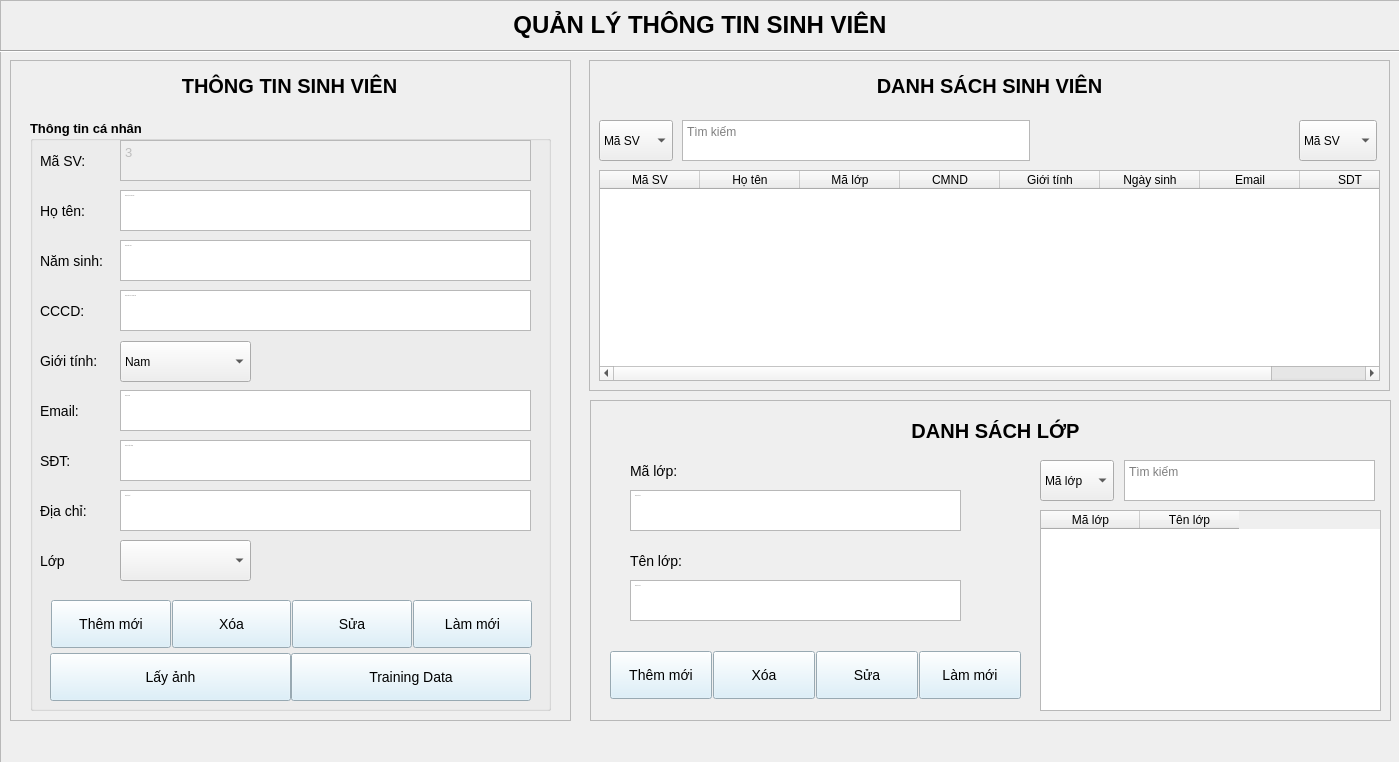
This is ui/student.ui in phuc297/student-attendance-management-system as Qt 5 draws it before an edit. The edited form follows.
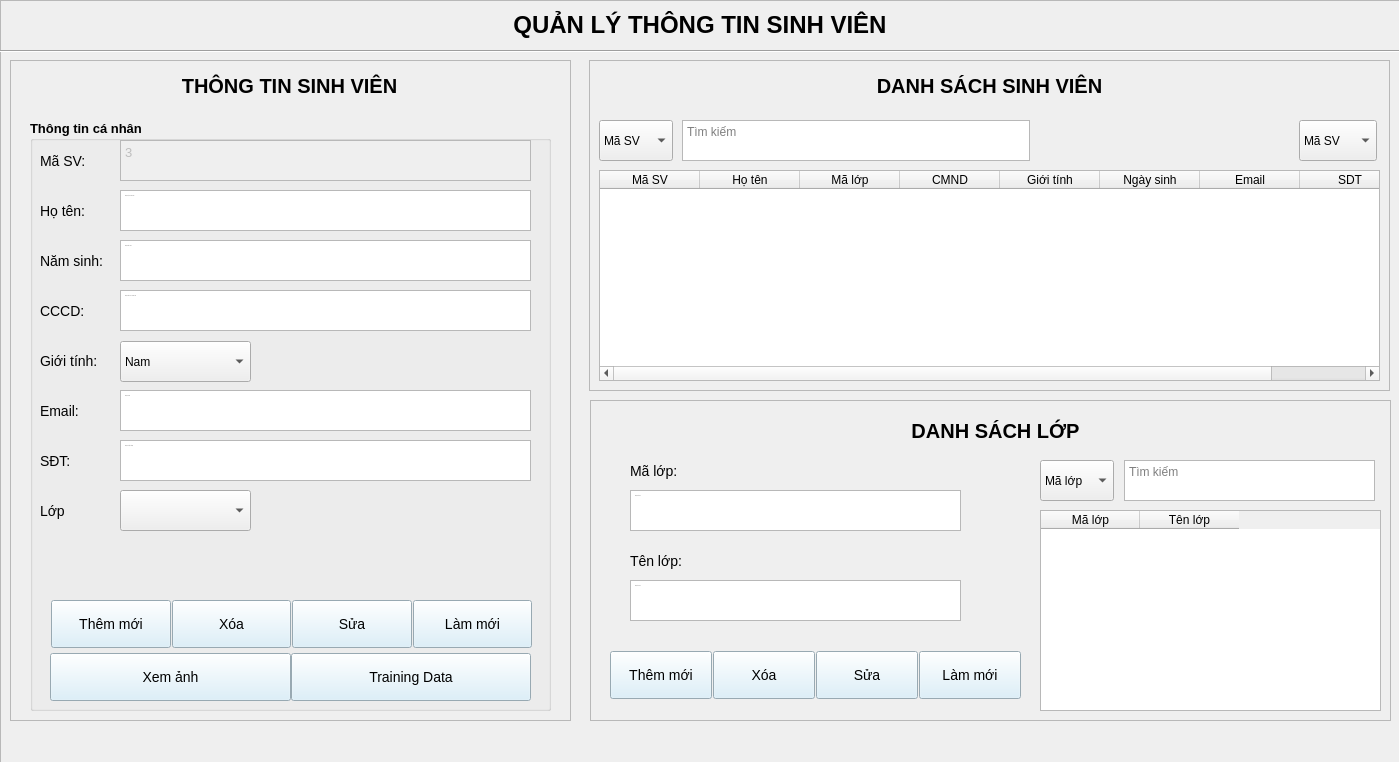
This is the edited form. Icons and pictures are not drawn.

Diff of the .ui file:
```diff
--- a/ui/student.ui
+++ b/ui/student.ui
@@ -355,47 +355,11 @@
        <string>Nhập số điện thoại</string>
       </property>
      </widget>
-     <widget class="QLabel" name="lb_diachi">
-      <property name="geometry">
-       <rect>
-        <x>10</x>
-        <y>370</y>
-        <width>71</width>
-        <height>41</height>
-       </rect>
-      </property>
-      <property name="font">
-       <font>
-        <pointsize>-1</pointsize>
-       </font>
-      </property>
-      <property name="text">
-       <string>Địa chỉ:</string>
-      </property>
-     </widget>
-     <widget class="QTextEdit" name="txt_diachi">
-      <property name="geometry">
-       <rect>
-        <x>90</x>
-        <y>370</y>
-        <width>411</width>
-        <height>41</height>
-       </rect>
-      </property>
-      <property name="font">
-       <font>
-        <pointsize>-1</pointsize>
-       </font>
-      </property>
-      <property name="placeholderText">
-       <string>Nhập địa chỉ</string>
-      </property>
-     </widget>
      <widget class="QLabel" name="lb_lophoc">
       <property name="geometry">
        <rect>
         <x>10</x>
-        <y>420</y>
+        <y>370</y>
         <width>71</width>
         <height>41</height>
        </rect>
@@ -472,7 +436,7 @@
       <property name="geometry">
        <rect>
         <x>90</x>
-        <y>420</y>
+        <y>370</y>
         <width>131</width>
         <height>41</height>
        </rect>
@@ -555,7 +519,7 @@
         <item row="0" column="0">
          <widget class="QPushButton" name="btn_luu_2">
           <property name="text">
-           <string>Lấy ảnh</string>
+           <string>Xem ảnh</string>
           </property>
          </widget>
         </item>
```
Left out of the diff: 2 changed lines with no effect on the pictures.
